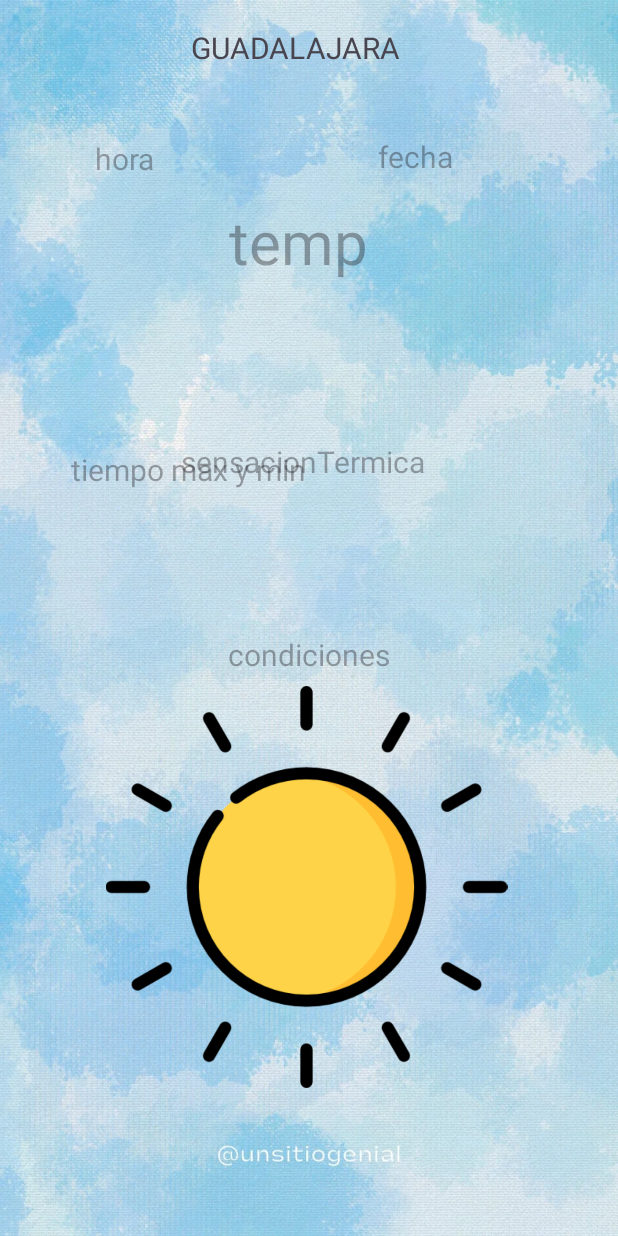
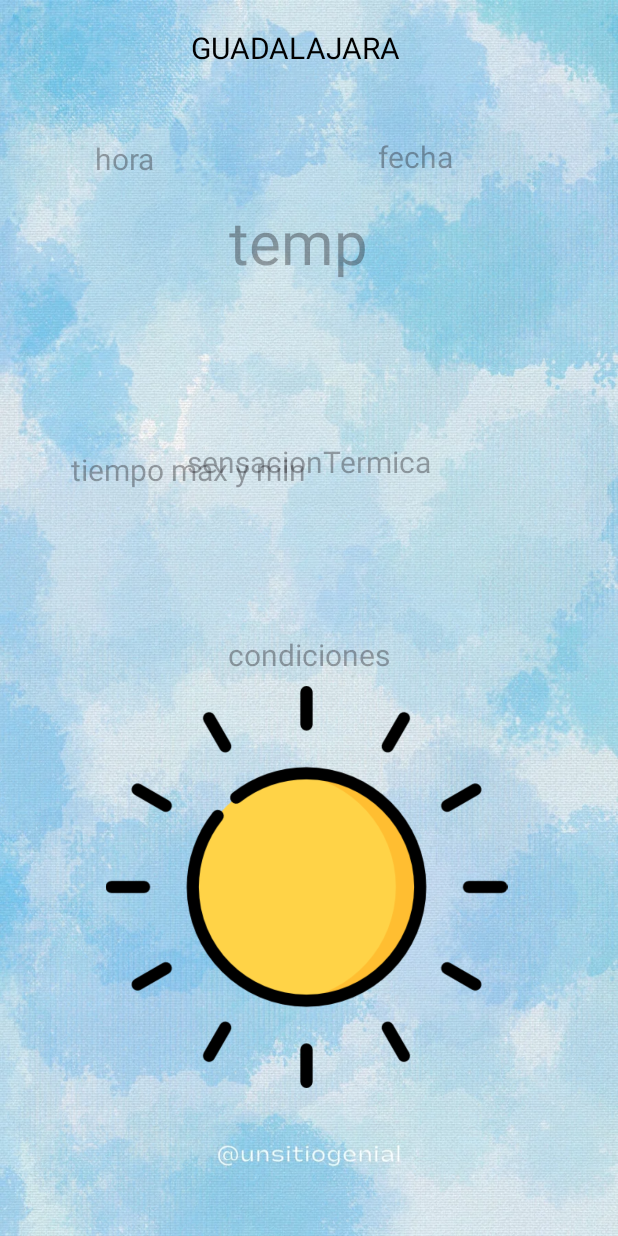
Before and after one commit to LeireSolano/AplicacionMeteorologicaPMDM, an Android app: the screen it shows after launch (MainActivity), on a phone screen of 412 x 824 dp. Run offline under Robolectric (Android 15) with nearby library versions, the phone set to English and light mode, and no system bars; our stand-ins replace Volley; network calls fail.

Commit message:
color letra cambiado

```diff
--- a/app/src/main/res/layout/activity_main.xml
+++ b/app/src/main/res/layout/activity_main.xml
@@ -9,7 +9,7 @@
     >
 
 
-    <pl.droidsonroids.gif.GifImageView
+    <ImageView
         android:id="@+id/gifImageView2"
         android:layout_width="295dp"
         android:layout_height="268dp"
@@ -28,6 +28,7 @@
         android:layout_height="44dp"
         android:hint="tiempo max y min"
         android:textSize="20dp"
+        android:textColor="@color/black"
         app:layout_constraintBottom_toBottomOf="parent"
         app:layout_constraintEnd_toEndOf="parent"
         app:layout_constraintHorizontal_bias="0.498"
@@ -43,6 +44,7 @@
         android:hint="temp"
         android:textAlignment="center"
         android:textSize="40dp"
+        android:textColor="@color/black"
         app:layout_constraintBottom_toBottomOf="parent"
         app:layout_constraintEnd_toEndOf="parent"
         app:layout_constraintHorizontal_bias="0.446"
@@ -59,6 +61,7 @@
         android:hint="localizacion"
         android:textAlignment="center"
         android:textSize="20dp"
+        android:textColor="@color/black"
         app:layout_constraintBottom_toBottomOf="parent"
         app:layout_constraintEnd_toEndOf="parent"
         app:layout_constraintHorizontal_bias="0.424"
@@ -73,6 +76,7 @@
         android:hint="hora"
         android:textAlignment="center"
         android:textSize="20dp"
+        android:textColor="@color/black"
         app:layout_constraintBottom_toBottomOf="parent"
         app:layout_constraintEnd_toEndOf="parent"
         app:layout_constraintHorizontal_bias="0.093"
@@ -88,6 +92,7 @@
         android:hint="fecha"
         android:textAlignment="center"
         android:textSize="20dp"
+        android:textColor="@color/black"
         app:layout_constraintBottom_toBottomOf="parent"
         app:layout_constraintEnd_toEndOf="parent"
         app:layout_constraintHorizontal_bias="0.867"
@@ -99,8 +104,9 @@
         android:id="@+id/sensacion"
         android:layout_width="309dp"
         android:layout_height="46dp"
-        android:layout_marginEnd="56dp"
+        android:layout_marginEnd="52dp"
         android:layout_marginBottom="484dp"
+        android:textColor="@color/black"
         android:hint="sensacionTermica"
         android:textAlignment="center"
         android:textSize="20dp"
@@ -112,6 +118,7 @@
         android:layout_width="195dp"
         android:layout_height="33dp"
         android:layout_marginEnd="108dp"
+        android:textColor="@color/black"
         android:layout_marginBottom="368dp"
         android:hint="condiciones"
         android:textAlignment="center"
```
